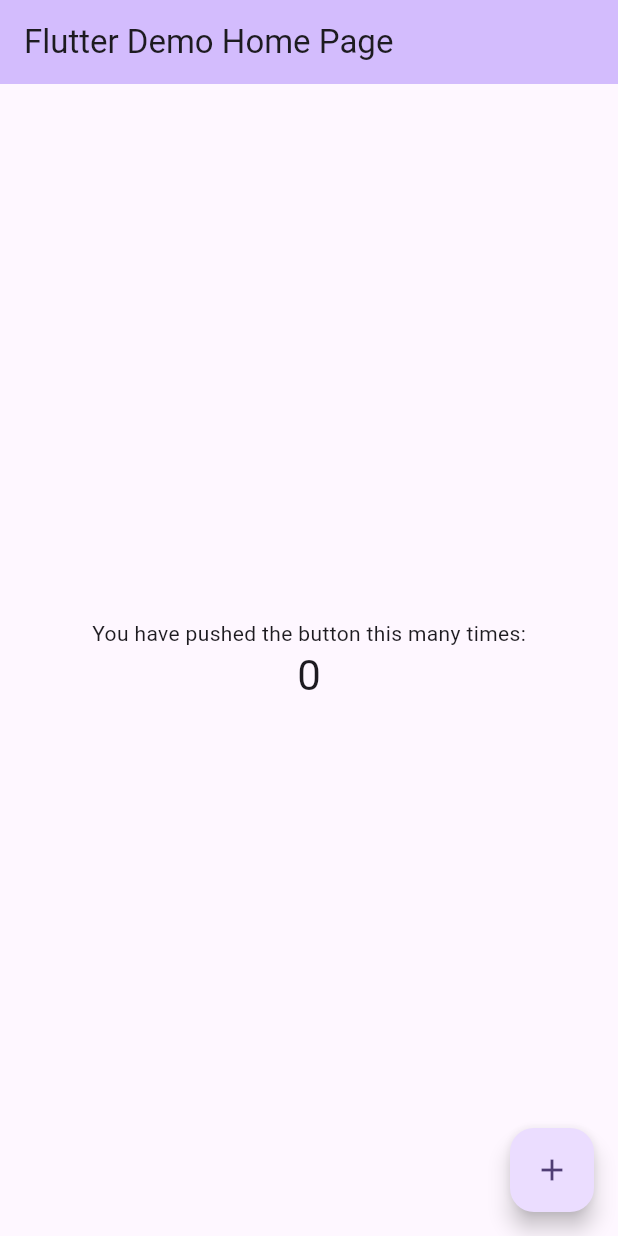
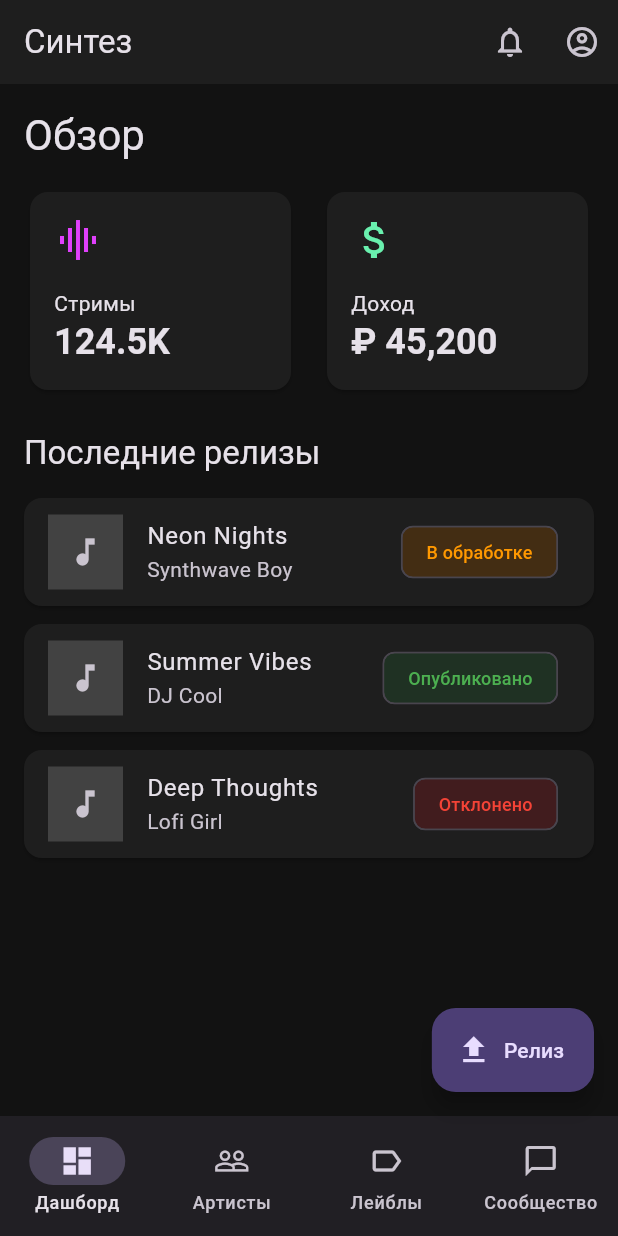
Before and after one commit to could-ai/019b4ee5-8ec8-751e-a4d7-f24c3706980b, a Flutter app: the screen it shows after launch, on a phone screen of 412 x 824 dp. Run offline on Flutter 3.47's test engine with Material 3 defaults, Android fonts, the phone set to English and light mode, and no system bars.

Commit message:
Setup main application entry point with dark theme and routing configuration for the Synthesis app.; Create main navigation shell with bottom navigation bar for Dashboard, Artists, Labels, and Social sections.; Create Dashboard screen with statistics overview and recent releases list.; Create Auth screen for login and registration.; Create Artist List screen to manage artists.; Create Label List screen to manage music labels.; Create Social screen for community feed and interactions.; Create New Release screen with a stepper for uploading music distribution details.

```diff
--- /dev/null
+++ b/usr/lib/features/dashboard/dashboard_screen.dart
@@ -0,0 +1,128 @@
+import 'package:flutter/material.dart';
+
+class DashboardScreen extends StatelessWidget {
+  const DashboardScreen({super.key});
+
+  @override
+  Widget build(BuildContext context) {
+    return Scaffold(
+      appBar: AppBar(
+        title: const Text('Синтез'),
+        actions: [
+          IconButton(
+            icon: const Icon(Icons.notifications_outlined),
+            onPressed: () {},
+          ),
+          IconButton(
+            icon: const Icon(Icons.account_circle_outlined),
+            onPressed: () {
+              Navigator.pushNamed(context, '/auth');
+            },
+          ),
+        ],
+      ),
+      body: SingleChildScrollView(
+        padding: const EdgeInsets.all(16.0),
+        child: Column(
+          crossAxisAlignment: CrossAxisAlignment.start,
+          children: [
+            Text(
+              'Обзор',
+              style: Theme.of(context).textTheme.headlineMedium,
+            ),
+            const SizedBox(height: 16),
+            // Stats Cards
+            Row(
+              children: [
+                Expanded(
+                  child: _buildStatCard(
+                    context,
+                    'Стримы',
+                    '124.5K',
+                    Icons.graphic_eq,
+                    Colors.purpleAccent,
+                  ),
+                ),
+                const SizedBox(width: 16),
+                Expanded(
+                  child: _buildStatCard(
+                    context,
+                    'Доход',
+                    '₽ 45,200',
+                    Icons.attach_money,
+                    Colors.greenAccent,
+                  ),
+                ),
+              ],
+            ),
+            const SizedBox(height: 24),
+            Text(
+              'Последние релизы',
+              style: Theme.of(context).textTheme.titleLarge,
+            ),
+            const SizedBox(height: 16),
+            _buildReleaseItem(context, 'Neon Nights', 'Synthwave Boy', 'В обработке'),
+            _buildReleaseItem(context, 'Summer Vibes', 'DJ Cool', 'Опубликовано'),
+            _buildReleaseItem(context, 'Deep Thoughts', 'Lofi Girl', 'Отклонено'),
+          ],
+        ),
+      ),
+    );
+  }
+
+  Widget _buildStatCard(BuildContext context, String title, String value, IconData icon, Color color) {
+    return Card(
+      child: Padding(
+        padding: const EdgeInsets.all(16.0),
+        child: Column(
+          crossAxisAlignment: CrossAxisAlignment.start,
+          children: [
+            Icon(icon, color: color, size: 32),
+            const SizedBox(height: 16),
+            Text(title, style: Theme.of(context).textTheme.bodyMedium),
+            Text(value, style: Theme.of(context).textTheme.headlineSmall?.copyWith(fontWeight: FontWeight.bold)),
+          ],
+        ),
+      ),
+    );
+  }
+
+  Widget _buildReleaseItem(BuildContext context, String title, String artist, String status) {
+    Color statusColor;
+    switch (status) {
+      case 'Опубликовано':
+        statusColor = Colors.green;
+        break;
+      case 'В обработке':
+        statusColor = Colors.orange;
+        break;
+      case 'Отклонено':
+        statusColor = Colors.red;
+        break;
+      default:
+        statusColor = Colors.grey;
+    }
+
+    return Card(
+      margin: const EdgeInsets.only(bottom: 12),
+      child: ListTile(
+        leading: Container(
+          width: 50,
+          height: 50,
+          color: Colors.grey[800],
+          child: const Icon(Icons.music_note),
+        ),
+        title: Text(title),
+        subtitle: Text(artist),
+        trailing: Chip(
+          label: Text(
+            status,
+            style: const TextStyle(fontSize: 12),
+          ),
+          backgroundColor: statusColor.withOpacity(0.2),
+          labelStyle: TextStyle(color: statusColor),
+        ),
+      ),
+    );
+  }
+}
--- /dev/null
+++ b/usr/lib/features/home/home_screen.dart
@@ -0,0 +1,75 @@
+import 'package:flutter/material.dart';
+import 'package:couldai_user_app/features/dashboard/dashboard_screen.dart';
+import 'package:couldai_user_app/features/artists/artist_list_screen.dart';
+import 'package:couldai_user_app/features/labels/label_list_screen.dart';
+import 'package:couldai_user_app/features/social/social_screen.dart';
+import 'package:couldai_user_app/features/distribution/create_release_screen.dart';
+
+class HomeScreen extends StatefulWidget {
+  const HomeScreen({super.key});
+
+  @override
+  State<HomeScreen> createState() => _HomeScreenState();
+}
+
+class _HomeScreenState extends State<HomeScreen> {
+  int _selectedIndex = 0;
+
+  final List<Widget> _screens = [
+    const DashboardScreen(),
+    const ArtistListScreen(),
+    const LabelListScreen(),
+    const SocialScreen(),
+  ];
+
+  void _onItemTapped(int index) {
+    setState(() {
+      _selectedIndex = index;
+    });
+  }
+
+  @override
+  Widget build(BuildContext context) {
+    return Scaffold(
+      body: _screens[_selectedIndex],
+      bottomNavigationBar: NavigationBar(
+        selectedIndex: _selectedIndex,
+        onDestinationSelected: _onItemTapped,
+        destinations: const [
+          NavigationDestination(
+            icon: Icon(Icons.dashboard_outlined),
+            selectedIcon: Icon(Icons.dashboard),
+            label: 'Дашборд',
+          ),
+          NavigationDestination(
+            icon: Icon(Icons.people_outline),
+            selectedIcon: Icon(Icons.people),
+            label: 'Артисты',
+          ),
+          NavigationDestination(
+            icon: Icon(Icons.label_outline),
+            selectedIcon: Icon(Icons.label),
+            label: 'Лейблы',
+          ),
+          NavigationDestination(
+            icon: Icon(Icons.chat_bubble_outline),
+            selectedIcon: Icon(Icons.chat_bubble),
+            label: 'Сообщество',
+          ),
+        ],
+      ),
+      floatingActionButton: _selectedIndex == 0 // Show only on dashboard
+          ? FloatingActionButton.extended(
+              onPressed: () {
+                Navigator.push(
+                  context,
+                  MaterialPageRoute(builder: (context) => const CreateReleaseScreen()),
+                );
+              },
+              icon: const Icon(Icons.upload),
+              label: const Text('Релиз'),
+            )
+          : null,
+    );
+  }
+}
--- a/usr/lib/main.dart
+++ b/usr/lib/main.dart
@@ -1,123 +1,40 @@
 import 'package:flutter/material.dart';
+import 'package:couldai_user_app/features/home/home_screen.dart';
+import 'package:couldai_user_app/features/auth/auth_screen.dart';
 
 void main() {
-  runApp(const MyApp());
+  runApp(const SynthesisApp());
 }
 
-class MyApp extends StatelessWidget {
-  const MyApp({super.key});
+class SynthesisApp extends StatelessWidget {
+  const SynthesisApp({super.key});
 
-  // This widget is the root of your application.
   @override
   Widget build(BuildContext context) {
     return MaterialApp(
-      title: 'Flutter Demo',
+      title: 'Синтез',
       debugShowCheckedModeBanner: false,
       theme: ThemeData(
-        // This is the theme of your application.
-        //
-        // TRY THIS: Try running your application with "flutter run". You'll see
-        // the application has a purple toolbar. Then, without quitting the app,
-        // try changing the seedColor in the colorScheme below to Colors.green
-        // and then invoke "hot reload" (save your changes or press the "hot
-        // reload" button in a Flutter-supported IDE, or press "r" if you used
-        // the command line to start the app).
-        //
-        // Notice that the counter didn't reset back to zero; the application
-        // state is not lost during the reload. To reset the state, use hot
-        // restart instead.
-        //
-        // This works for code too, not just values: Most code changes can be
-        // tested with just a hot reload.
-        colorScheme: ColorScheme.fromSeed(seedColor: Colors.deepPurple),
+        useMaterial3: true,
+        colorScheme: ColorScheme.fromSeed(
+          seedColor: const Color(0xFF6200EE), // Deep Purple/Blue vibe
+          brightness: Brightness.dark, // Music apps often look better in dark mode
+        ),
+        scaffoldBackgroundColor: const Color(0xFF121212),
+        appBarTheme: const AppBarTheme(
+          backgroundColor: Color(0xFF1E1E1E),
+          elevation: 0,
+        ),
+        cardTheme: CardTheme(
+          color: const Color(0xFF1E1E1E),
+          shape: RoundedRectangleBorder(borderRadius: BorderRadius.circular(12)),
+        ),
       ),
       initialRoute: '/',
       routes: {
-        '/': (context) => const MyHomePage(title: 'Flutter Demo Home Page'),
+        '/': (context) => const HomeScreen(),
+        '/auth': (context) => const AuthScreen(),
       },
     );
   }
 }
-
-class MyHomePage extends StatefulWidget {
-  const MyHomePage({super.key, required this.title});
-
-  // This widget is the home page of your application. It is stateful, meaning
-  // that it has a State object (defined below) that contains fields that affect
-  // how it looks.
-
-  // This class is the configuration for the state. It holds the values (in this
-  // case the title) provided by the parent (in this case the App widget) and
-  // used by the build method of the State. Fields in a Widget subclass are
-  // always marked "final".
-
-  final String title;
-
-  @override
-  State<MyHomePage> createState() => _MyHomePageState();
-}
-
-class _MyHomePageState extends State<MyHomePage> {
-  int _counter = 0;
-
-  void _incrementCounter() {
-    setState(() {
-      // This call to setState tells the Flutter framework that something has
-      // changed in this State, which causes it to rerun the build method below
-      // so that the display can reflect the updated values. If we changed
-      // _counter without calling setState(), then the build method would not be
-      // called again, and so nothing would appear to happen.
-      _counter++;
-    });
-  }
-
-  @override
-  Widget build(BuildContext context) {
-    // This method is rerun every time setState is called, for instance as done
-    // by the _incrementCounter method above.
-    //
-    // The Flutter framework has been optimized to make rerunning build methods
-    // fast, so that you can just rebuild anything that needs updating rather
-    // than having to individually change instances of widgets.
-    return Scaffold(
-      appBar: AppBar(
-        // TRY THIS: Try changing the color here to a specific color (to
-        // Colors.amber, perhaps?) and trigger a hot reload to see the AppBar
-        // change color while the other colors stay the same.
-        backgroundColor: Theme.of(context).colorScheme.inversePrimary,
-        // Here we take the value from the MyHomePage object that was created by
-        // the App.build method, and use it to set our appbar title.
-        title: Text(widget.title),
-      ),
-      body: Center(
-        // Center is a layout widget. It takes a single child and positions it
-        // in the middle of the parent.
-        child: Column(
-          // Column is also a layout widget. It takes a list of children and
-          // arranges them vertically. By default, it sizes itself to fit its
-          // children horizontally, and tries to be as tall as its parent.
-          //
-          // Column has various properties to control how it sizes itself and
-          // how it positions its children. Here we use mainAxisAlignment to
-          // center the children vertically; the main axis here is the vertical
-          // axis because Columns are vertical (the cross axis would be
-          // horizontal).
-          //
-          // TRY THIS: Invoke "debug painting" (choose the "Toggle Debug Paint"
-          // action in the IDE, or press "p" in the console), to see the
-          // wireframe for each widget.
-          mainAxisAlignment: MainAxisAlignment.center,
-          children: <Widget>[
-            const Text('You have pushed the button this many times:'),
-            Text('$_counter', style: Theme.of(context).textTheme.headlineMedium),
-          ],
-        ),
-      ),
-      floatingActionButton: FloatingActionButton(
-        onPressed: _incrementCounter,
-        tooltip: 'Increment',
-        child: const Icon(Icons.add),
-      ), // This trailing comma makes auto-formatting nicer for build methods.
-    );
-  }
-}
```
Also changed, not shown: usr/lib/features/artists/artist_list_screen.dart (added, +48 -0 lines), usr/lib/features/auth/auth_screen.dart (added, +68 -0 lines), usr/lib/features/distribution/create_release_screen.dart (added, +118 -0 lines), usr/lib/features/labels/label_list_screen.dart (added, +65 -0 lines), usr/lib/features/social/social_screen.dart (added, +83 -0 lines).
